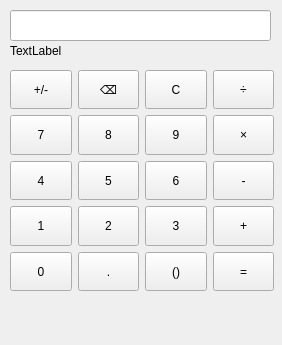
Above: mainwindow.ui from KIMJUNKYUNG/qtProj before the change. Below: the same form after it.
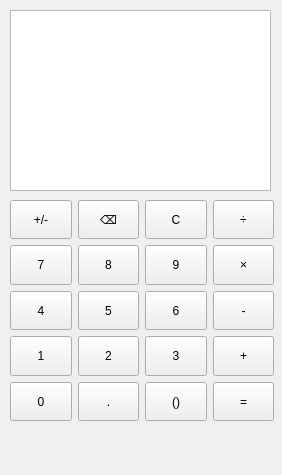
That is the form after the change.

```diff
--- a/mainwindow.ui
+++ b/mainwindow.ui
@@ -10,7 +10,7 @@
     <x>0</x>
     <y>0</y>
     <width>282</width>
-    <height>345</height>
+    <height>475</height>
    </rect>
   </property>
   <property name="sizePolicy">
@@ -23,34 +23,11 @@
    <string>MainWindow</string>
   </property>
   <widget class="QWidget" name="centralwidget">
-   <widget class="QLineEdit" name="lineEdit">
-    <property name="geometry">
-     <rect>
-      <x>10</x>
-      <y>10</y>
-      <width>261</width>
-      <height>31</height>
-     </rect>
-    </property>
-   </widget>
-   <widget class="QLabel" name="label">
-    <property name="geometry">
-     <rect>
-      <x>10</x>
-      <y>40</y>
-      <width>261</width>
-      <height>21</height>
-     </rect>
-    </property>
-    <property name="text">
-     <string>TextLabel</string>
-    </property>
-   </widget>
    <widget class="QWidget" name="gridLayoutWidget">
     <property name="geometry">
      <rect>
       <x>10</x>
-      <y>70</y>
+      <y>200</y>
       <width>264</width>
       <height>221</height>
      </rect>
@@ -318,6 +295,28 @@
      </item>
     </layout>
    </widget>
+   <widget class="QWidget" name="horizontalLayoutWidget">
+    <property name="geometry">
+     <rect>
+      <x>10</x>
+      <y>10</y>
+      <width>261</width>
+      <height>181</height>
+     </rect>
+    </property>
+    <layout class="QHBoxLayout" name="horizontalLayout">
+     <item>
+      <widget class="QListWidget" name="listWidget">
+       <property name="layoutDirection">
+        <enum>Qt::LayoutDirection::RightToLeft</enum>
+       </property>
+       <property name="textElideMode">
+        <enum>Qt::TextElideMode::ElideRight</enum>
+       </property>
+      </widget>
+     </item>
+    </layout>
+   </widget>
   </widget>
   <widget class="QMenuBar" name="menubar">
    <property name="geometry">
```
Left out of the diff: 2 changed lines with no effect on the pictures.
